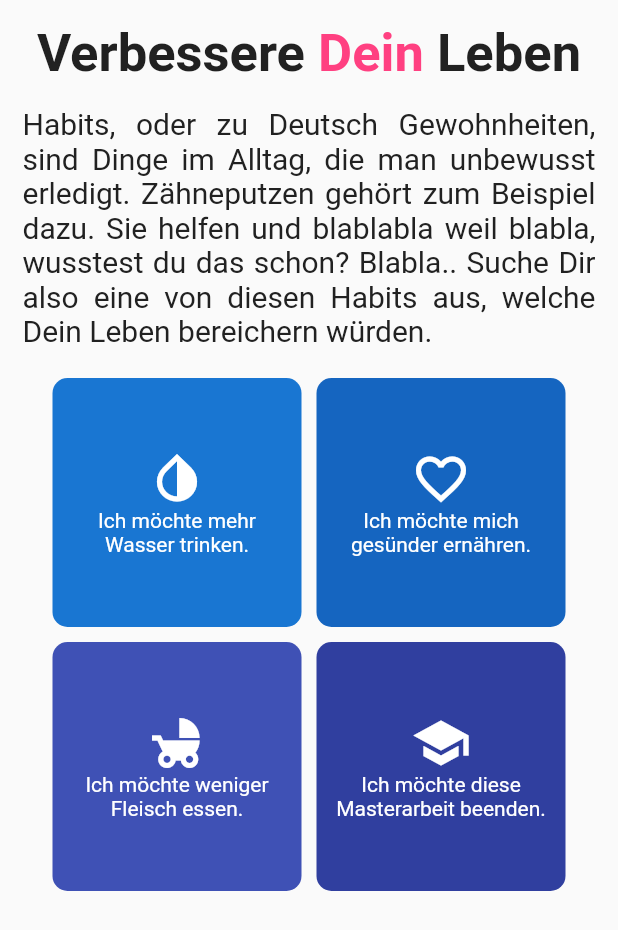
After one commit to PAtB1992/habit_buddy_vvmm, a Flutter app: the AddHabitView screen opened directly, on a phone screen of 412 x 824 dp. The commit adds this screen. Shown: the top 930 px of the screen. Run offline on Flutter 3.47's test engine with Material 2 defaults, Android fonts, the phone set to English and light mode, and no system bars; our stand-ins replace cloud_firestore, firebase_auth, get_it, stacked; accounts and stored records are empty.

Commit message:
Added rudimentary AddHabitView

```diff
--- a/lib/constants/app_colors.dart
+++ b/lib/constants/app_colors.dart
@@ -2,8 +2,10 @@ import 'package:flutter/material.dart';
 
 const Color primaryBlue = Color(0xFF303f9f);
 const Color primaryGrey = Color(0xFF757575);
-const Color lightPrimaryBlue = Color(0xFFC5CAE9);
 const Color secondaryBlue = Color(0xFF3F51B5);
 const Color secondaryGrey = Color(0xFFBDBDBD);
+const Color thirdrateBlue = Color(0xFF1565C0);
+const Color fourthrateBlue = Color(0xFF1976D2);
+const Color lightPrimaryBlue = Color(0xFFC5CAE9);
 const Color accentColor = Color(0xFFFF4081);
 const Color primaryText = Color(0xFF212121);
--- a/lib/constants/route_names.dart
+++ b/lib/constants/route_names.dart
@@ -3,3 +3,4 @@ const String LoginViewRoute = "LoginView";
 const String RegistrationViewRoute = "RegistrationView";
 const String HomeViewRoute = "HomeView";
 const String BuddyViewRoute = "BuddyView";
+const String AddHabitViewRoute = "AddHabitView";
--- a/lib/services/firestore_service.dart
+++ b/lib/services/firestore_service.dart
@@ -63,4 +63,6 @@ class FirestoreService {
 
     return _messagesController.stream;
   }
+
+//  TODO write function getHabitTemplate()
 }
--- /dev/null
+++ b/lib/ui/components/habit_selection_card.dart
@@ -0,0 +1,39 @@
+import 'package:flutter/material.dart';
+
+class HabitSelectionCard extends StatelessWidget {
+  HabitSelectionCard({this.color, this.cardText, this.onPress, this.habitIcon});
+  final Color color;
+  final String cardText;
+  final Function onPress;
+  final IconData habitIcon;
+
+  @override
+  Widget build(BuildContext context) {
+    return GestureDetector(
+      onTap: onPress,
+      child: Container(
+        alignment: Alignment(0, 0),
+        padding: EdgeInsets.all(8),
+        child: Column(
+          mainAxisAlignment: MainAxisAlignment.center,
+          children: <Widget>[
+            Icon(
+              habitIcon,
+              size: 40,
+              color: Colors.white,
+            ),
+            Text(
+              cardText,
+              textAlign: TextAlign.center,
+              style: TextStyle(color: Colors.white),
+            ),
+          ],
+        ),
+        decoration: BoxDecoration(
+          color: color,
+          borderRadius: BorderRadius.circular(10.0),
+        ),
+      ),
+    );
+  }
+}
--- a/lib/ui/router.dart
+++ b/lib/ui/router.dart
@@ -1,5 +1,6 @@
 import 'package:flutter/material.dart';
 import 'package:habitbuddyvvmm/constants/route_names.dart';
+import 'package:habitbuddyvvmm/ui/views/add_habit_view.dart';
 import 'package:habitbuddyvvmm/ui/views/home_view.dart';
 import 'package:habitbuddyvvmm/ui/views/login_view.dart';
 import 'package:habitbuddyvvmm/ui/views/start_view.dart';
@@ -19,10 +20,10 @@ Route<dynamic> generateRoute(RouteSettings settings) {
         viewToShow: LoginView(),
       );
     case RegistrationViewRoute:
-    return _getPageRoute(
-      routeName: settings.name,
-      viewToShow: RegistrationView(),
-    );
+      return _getPageRoute(
+        routeName: settings.name,
+        viewToShow: RegistrationView(),
+      );
     case HomeViewRoute:
       return _getPageRoute(
         routeName: settings.name,
@@ -32,6 +33,11 @@ Route<dynamic> generateRoute(RouteSettings settings) {
       return _getPageRoute(
         routeName: settings.name,
         viewToShow: BuddyView(),
+      );
+    case AddHabitViewRoute:
+      return _getPageRoute(
+        routeName: settings.name,
+        viewToShow: AddHabitView(),
       );
     default:
       return MaterialPageRoute(
--- /dev/null
+++ b/lib/ui/views/add_habit_view.dart
@@ -0,0 +1,92 @@
+import 'package:flutter/material.dart';
+import 'package:habitbuddyvvmm/ui/components/habit_selection_card.dart';
+import 'package:habitbuddyvvmm/viewmodels/add_habit_view_model.dart';
+import 'package:stacked/_viewmodel_builder.dart';
+import 'package:habitbuddyvvmm/constants/app_colors.dart';
+
+class AddHabitView extends StatelessWidget {
+  @override
+  Widget build(BuildContext context) {
+    return ViewModelBuilder<AddHabitViewModel>.reactive(
+      viewModelBuilder: () => AddHabitViewModel(),
+      builder: (context, model, child) => Scaffold(
+        body: SafeArea(
+          child: Container(
+            padding: EdgeInsets.only(
+              left: 15,
+              right: 15,
+              top: 15,
+            ),
+            child: Column(
+              mainAxisAlignment: MainAxisAlignment.spaceEvenly,
+              children: <Widget>[
+                RichText(
+                  text: TextSpan(
+                    text: 'Verbessere ',
+                    style: TextStyle(
+                        fontSize: 35,
+                        color: primaryText,
+                        fontWeight: FontWeight.bold),
+                    children: <TextSpan>[
+                      TextSpan(
+                          text: 'Dein ', style: TextStyle(color: accentColor)),
+                      TextSpan(
+                        text: 'Leben',
+                      ),
+                    ],
+                  ),
+                ),
+                SizedBox(
+                  height: 15,
+                ),
+                Text(
+                  'Habits, oder zu Deutsch Gewohnheiten, sind Dinge im Alltag, die man unbewusst erledigt. Zähneputzen gehört zum Beispiel dazu. Sie helfen und blablabla weil blabla, wusstest du das schon? Blabla.. Suche Dir also eine von diesen Habits aus, welche Dein Leben bereichern würden.',
+                  textAlign: TextAlign.justify,
+                  style: TextStyle(
+                    fontSize: 20.0,
+                    color: primaryText,
+                  ),
+                ),
+                Flexible(
+                  child: GridView.count(
+                    primary: false,
+                    padding: const EdgeInsets.all(20),
+                    crossAxisSpacing: 10,
+                    mainAxisSpacing: 10,
+                    crossAxisCount: 2,
+                    children: <Widget>[
+                      HabitSelectionCard(
+                        color: fourthrateBlue,
+                        onPress: () {},
+                        habitIcon: Icons.invert_colors,
+                        cardText: 'Ich möchte mehr Wasser trinken.',
+                      ),
+                      HabitSelectionCard(
+                        color: thirdrateBlue,
+                        habitIcon: Icons.favorite_border,
+                        cardText: 'Ich möchte mich gesünder ernähren.',
+                      ),
+                      HabitSelectionCard(
+                        color: secondaryBlue,
+                        habitIcon: Icons.child_friendly,
+                        cardText: 'Ich möchte weniger Fleisch essen.',
+                      ),
+                      HabitSelectionCard(
+                        color: primaryBlue,
+                        habitIcon: Icons.school,
+                        cardText: 'Ich möchte diese Masterarbeit beenden.',
+                      ),
+                    ],
+                  ),
+                ),
+                SizedBox(
+                  height: 20,
+                ),
+              ],
+            ),
+          ),
+        ),
+      ),
+    );
+  }
+}
--- a/lib/ui/views/home_view.dart
+++ b/lib/ui/views/home_view.dart
@@ -18,7 +18,9 @@ class HomeView extends StatelessWidget {
       builder: (context, model, child) => Scaffold(
         floatingActionButton: FloatingActionButton(
           backgroundColor: accentColor,
-          onPressed: () {},
+          onPressed: () {
+            model.navigateToAddHabitView();
+          },
           child: Icon(Icons.add),
         ),
         body: Column(
--- /dev/null
+++ b/lib/viewmodels/add_habit_view_model.dart
@@ -0,0 +1,3 @@
+import 'package:habitbuddyvvmm/viewmodels/base_model.dart';
+
+class AddHabitViewModel extends BaseModel {}
--- a/lib/viewmodels/home_view_model.dart
+++ b/lib/viewmodels/home_view_model.dart
@@ -7,7 +7,7 @@ import 'package:habitbuddyvvmm/viewmodels/buddy_view_model.dart';
 class HomeViewModel extends BaseModel {
   final NavigationService _navigationService = locator<NavigationService>();
 
-  Future navigateToCreateView() async {
-    await _navigationService.navigateTo(BuddyViewRoute);
+  Future navigateToAddHabitView() async {
+    await _navigationService.navigateTo(AddHabitViewRoute);
   }
 }
```
Also changed, not shown: 1 other file.
